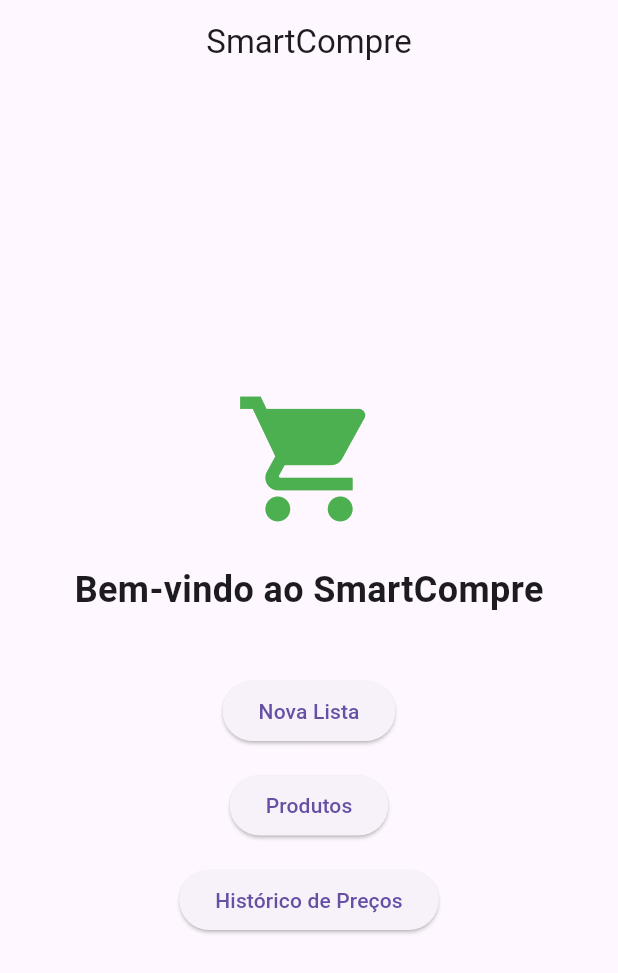
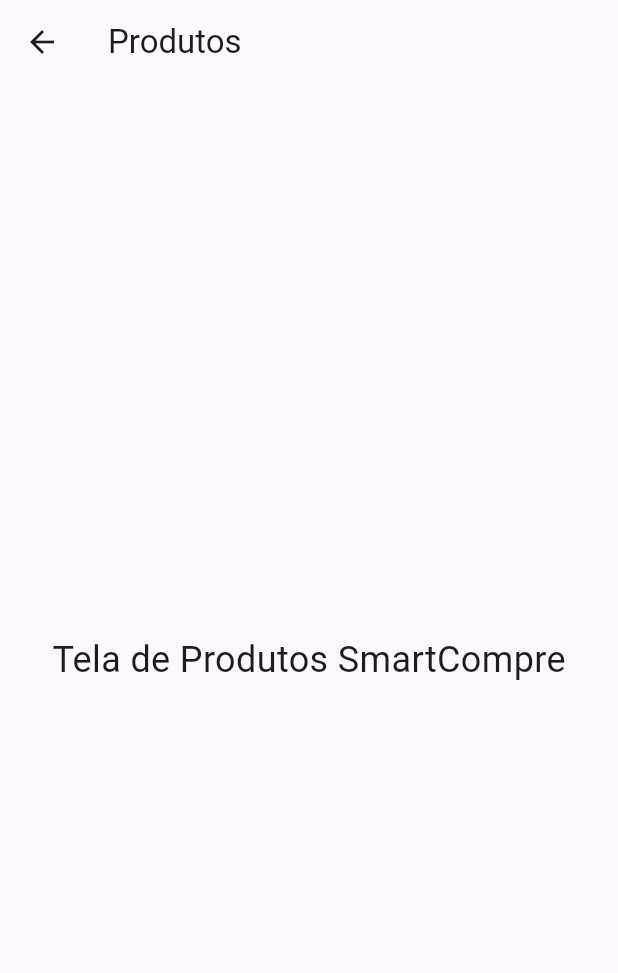
Before and after one commit to dantecbrasil-arch/smartcompre, a Flutter app: the screen it shows after launch, after a tap on "Nova Lista", on a phone screen of 412 x 824 dp. Shown: the top 973 px of the screen. Run offline on Flutter 3.47's test engine with Material 3 defaults, Android fonts, the phone set to English and light mode, and no system bars.

Commit message:
Checkpoint SmartCompre 30-07-2026

```diff
--- a/lib/main.dart
+++ b/lib/main.dart
@@ -1,4 +1,26 @@
 import 'package:flutter/material.dart';
+import 'screens/produtos_screen.dart';
+
+class ProdutosScreen extends StatelessWidget {
+  const ProdutosScreen({super.key});
+
+  @override
+  Widget build(BuildContext context) {
+    return Scaffold(
+      appBar: AppBar(
+        title: const Text('Produtos'),
+      ),
+      body: const Center(
+        child: Text(
+          'Tela de Produtos SmartCompre',
+          style: TextStyle(
+            fontSize: 24,
+          ),
+        ),
+      ),
+    );
+  }
+}
 
 void main() {
   runApp(const SmartCompreApp());
@@ -56,15 +78,23 @@
               const SizedBox(height: 40),
 
               ElevatedButton(
-                onPressed: () {},
+                onPressed: () {
+  Navigator.push(
+    context,
+    MaterialPageRoute(
+      builder: (context) => const ProdutosScreen(),
+    ),
+  );
+},
                 child: const Text('Nova Lista'),
               ),
 
               const SizedBox(height: 15),
 
               ElevatedButton(
+
                 onPressed: () {},
-                child: const Text('Produtos'),
+                child: const Text('Escanear Produtos'),
               ),
 
               const SizedBox(height: 15),
--- /dev/null
+++ b/lib/screens/produtos_screen.dart
@@ -0,0 +1,22 @@
+import 'package:flutter/material.dart';
+
+class ProdutosScreen extends StatelessWidget {
+  const ProdutosScreen({super.key});
+
+  @override
+  Widget build(BuildContext context) {
+    return Scaffold(
+      appBar: AppBar(
+        title: const Text('Produtos'),
+      ),
+      body: const Center(
+        child: Text(
+          'Tela de Produtos SmartCompre',
+          style: TextStyle(
+            fontSize: 24,
+          ),
+        ),
+      ),
+    );
+  }
+}
```
